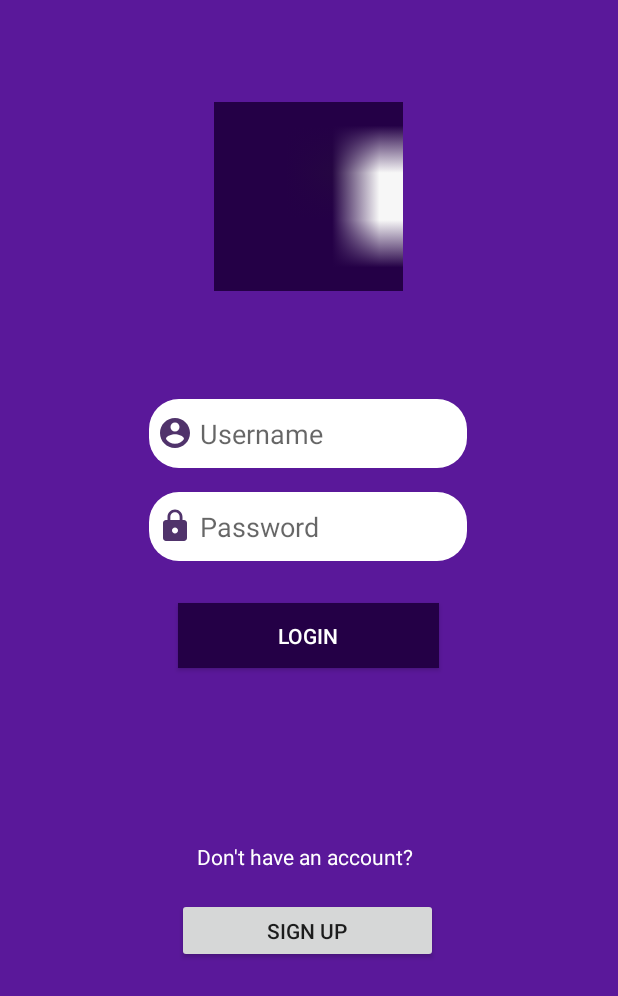
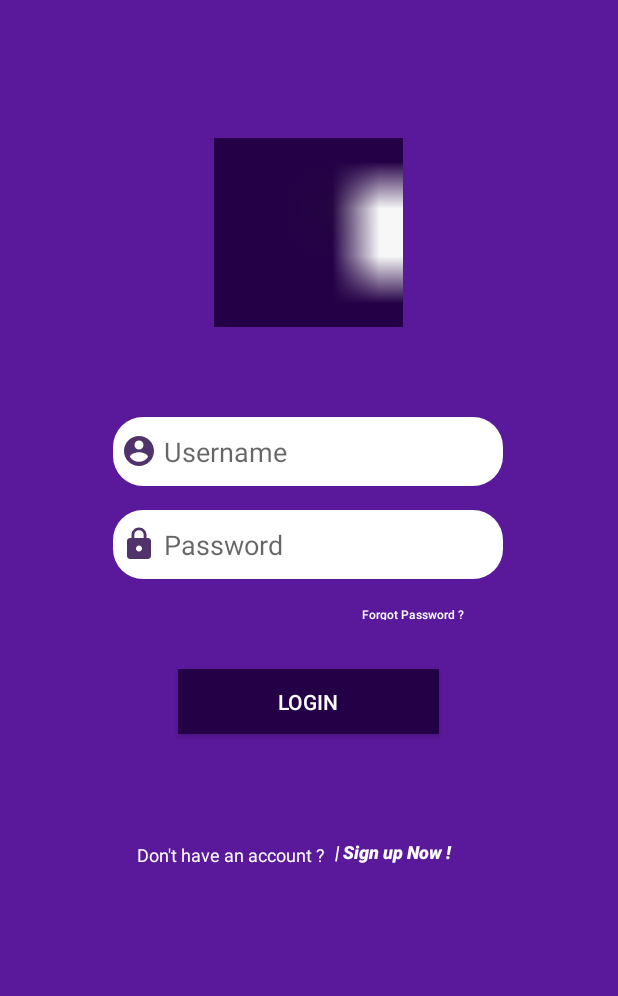
Before and after one commit to iddemirjs/baddapp, an Android app: the LoginActivity screen opened directly, with no data from a screen before it, on a phone screen of 412 x 824 dp. Shown: the top 996 px of the screen. Run offline under Robolectric (Android 15) with nearby library versions, the phone set to English and light mode, and no system bars.

Commit message:
forgot ve signup butonları eklenmiş login

```diff
--- a/app/src/main/res/layout/activity_login.xml
+++ b/app/src/main/res/layout/activity_login.xml
@@ -9,9 +9,9 @@
 
     <EditText
         android:id="@+id/username"
-        android:layout_width="212dp"
+        android:layout_width="260dp"
         android:layout_height="46dp"
-        android:layout_marginTop="72dp"
+        android:layout_marginTop="60dp"
         android:background="@drawable/loginscreen_edittext_background"
         android:drawableLeft="@drawable/userdraw"
         android:ems="10"
@@ -26,7 +26,7 @@
 
     <EditText
         android:id="@+id/password"
-        android:layout_width="212dp"
+        android:layout_width="260dp"
         android:layout_height="46dp"
         android:layout_marginTop="16dp"
         android:background="@drawable/loginscreen_edittext_background"
@@ -36,7 +36,6 @@
         android:inputType="textPassword"
         android:paddingLeft="5dp"
         app:layout_constraintEnd_toEndOf="@+id/username"
-        app:layout_constraintHorizontal_bias="0.0"
         app:layout_constraintStart_toStartOf="@+id/username"
         app:layout_constraintTop_toBottomOf="@+id/username" />
 
@@ -44,7 +43,7 @@
         android:id="@+id/loginbutton"
         android:layout_width="174dp"
         android:layout_height="43dp"
-        android:layout_marginTop="28dp"
+        android:layout_marginTop="60dp"
         android:background="@color/loginbuttoncolor"
         android:text="LOGIN"
         android:textColor="@color/white"
@@ -56,7 +55,7 @@
         android:id="@+id/imageView"
         android:layout_width="134dp"
         android:layout_height="126dp"
-        android:layout_marginTop="68dp"
+        android:layout_marginTop="92dp"
         android:src="@drawable/logo1"
         app:layout_constraintEnd_toEndOf="parent"
         app:layout_constraintHorizontal_bias="0.498"
@@ -65,24 +64,48 @@
 
     <TextView
         android:id="@+id/signupmessage"
-        android:layout_width="149dp"
-        android:layout_height="25dp"
-        android:layout_marginTop="116dp"
-        android:text="Don't have an account?"
+        android:layout_width="130dp"
+        android:layout_height="23dp"
+        android:layout_marginTop="72dp"
+        android:text="Don't have an account ?"
         android:textColor="@color/white"
+        android:textSize="12sp"
         app:layout_constraintEnd_toEndOf="parent"
+        app:layout_constraintHorizontal_bias="0.323"
         app:layout_constraintStart_toStartOf="parent"
         app:layout_constraintTop_toBottomOf="@+id/loginbutton" />
 
     <Button
-        android:id="@+id/signup"
-        android:layout_width="174dp"
-        android:layout_height="43dp"
-        android:layout_marginTop="12dp"
-        android:text="SIGN UP"
+        android:id="@+id/forgotpassword"
+        style="@style/Widget.AppCompat.Button.Borderless"
+        android:layout_width="121dp"
+        android:layout_height="29dp"
+        android:layout_marginTop="8dp"
+        android:text="Forgot Password ?"
+        android:textAllCaps="false"
+        android:textColor="@color/white"
+        android:textSize="8dp"
+        app:layout_constraintEnd_toEndOf="@+id/password"
+        app:layout_constraintHorizontal_bias="1.0"
+        app:layout_constraintStart_toStartOf="@+id/password"
+        app:layout_constraintTop_toBottomOf="@+id/password" />
+
+    <Button
+        android:id="@+id/signupnow"
+        style="@style/Widget.AppCompat.Button.Borderless"
+        android:layout_width="94dp"
+        android:layout_height="37dp"
+        android:layout_marginTop="60dp"
+        android:paddingLeft="0dp"
+        android:text="| Sign up Now !"
+        android:textAllCaps="false"
+        android:textColor="@color/white"
+        android:textSize="12sp"
+        android:textStyle="bold|italic"
         app:layout_constraintEnd_toEndOf="parent"
-        app:layout_constraintHorizontal_bias="0.497"
+        app:layout_constraintHorizontal_bias="0.697"
         app:layout_constraintStart_toStartOf="parent"
-        app:layout_constraintTop_toBottomOf="@+id/signupmessage" />
+        app:layout_constraintTop_toBottomOf="@+id/loginbutton" />
+
 
 </androidx.constraintlayout.widget.ConstraintLayout>
```
